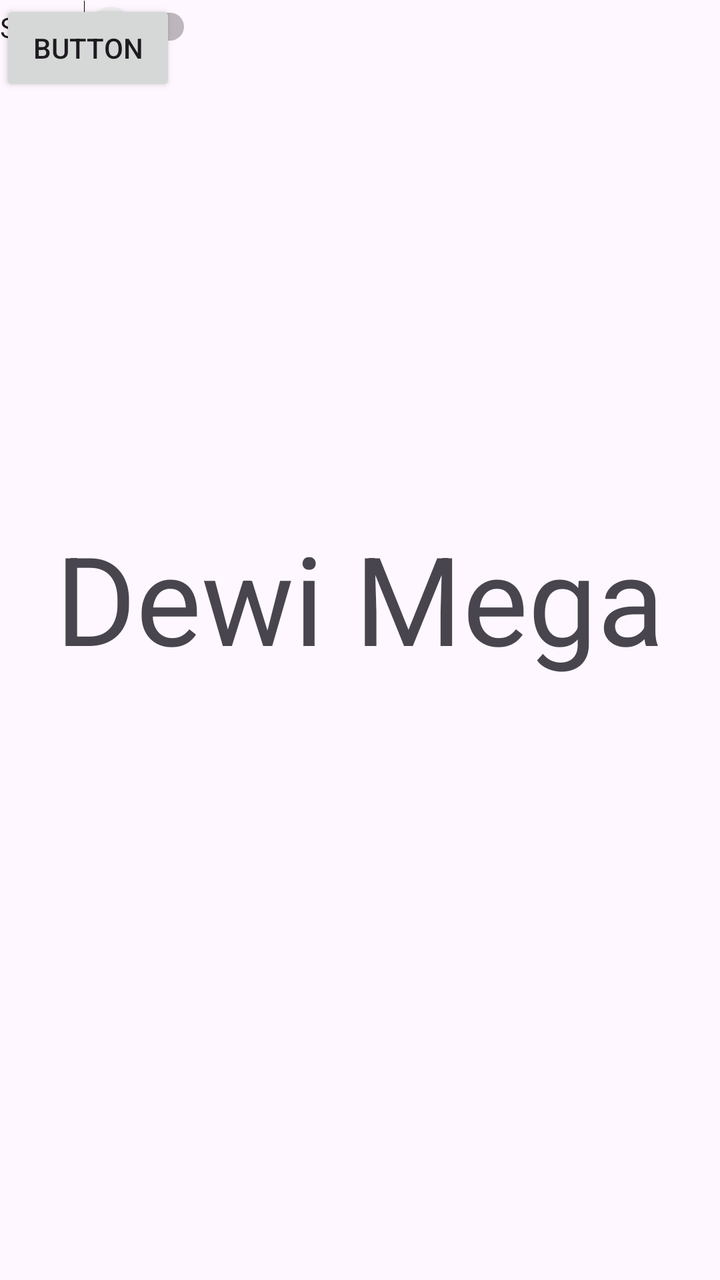
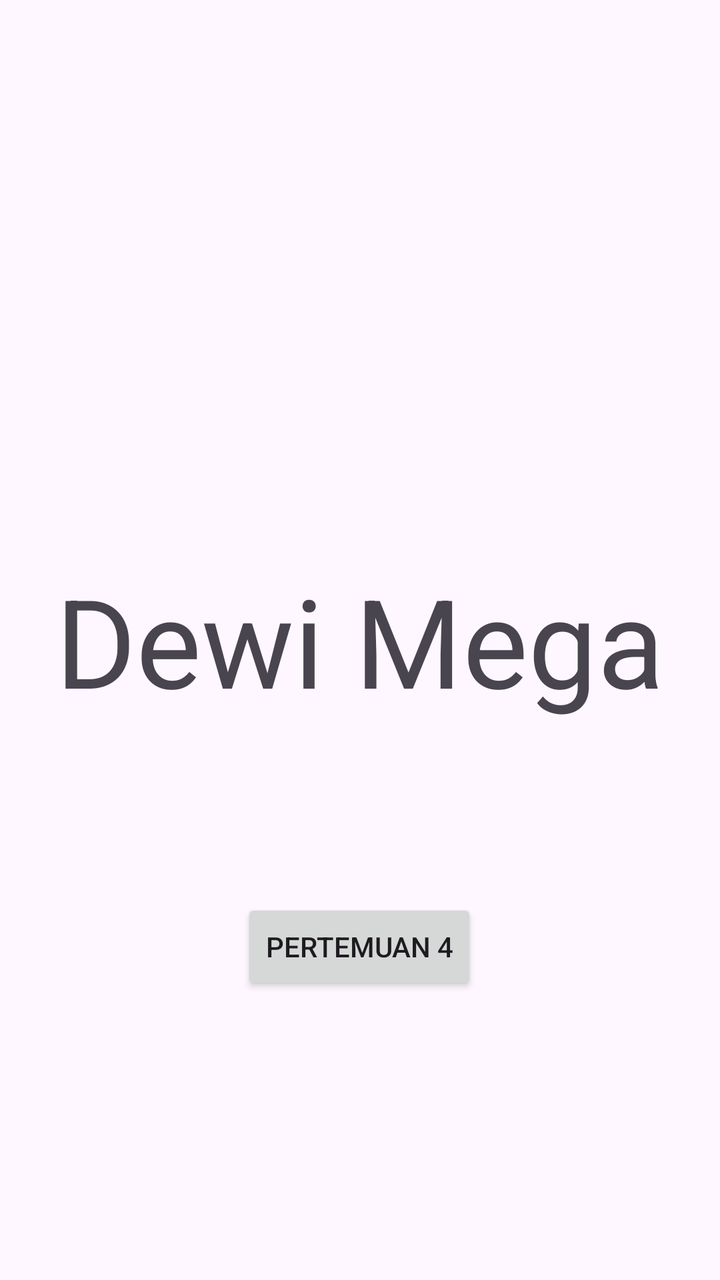

Two renders of the same Android screen: before a commit and after it. Below are the layout's source before the change and the commit's diff.
<!-- AndroidManifest.xml: application theme Theme.DonApps -->
<!-- res/layout/activity_main.xml -->
<?xml version="1.0" encoding="utf-8"?>
<androidx.constraintlayout.widget.ConstraintLayout xmlns:android="http://schemas.android.com/apk/res/android"
    xmlns:app="http://schemas.android.com/apk/res-auto"
    xmlns:tools="http://schemas.android.com/tools"
    android:id="@+id/main"
    android:layout_width="match_parent"
    android:layout_height="match_parent"
    tools:context=".MainActivity">

    <TextView
        android:layout_width="wrap_content"
        android:layout_height="wrap_content"
        android:text="Dewi Mega"
        android:textSize="30pt"
        app:layout_constraintBottom_toBottomOf="parent"
        app:layout_constraintEnd_toEndOf="parent"
        app:layout_constraintStart_toStartOf="parent"
        app:layout_constraintTop_toTopOf="parent"
        app:layout_constraintVertical_bias="0.462" />

    <Button
        android:id="@+id/button"
        android:layout_width="wrap_content"
        android:layout_height="wrap_content"
        android:text="Button"
        tools:layout_editor_absoluteX="263dp"
        tools:layout_editor_absoluteY="598dp" />

    <Switch
        android:id="@+id/switch1"
        android:layout_width="wrap_content"
        android:layout_height="wrap_content"
        android:text="Switch"
        tools:layout_editor_absoluteX="229dp"
        tools:layout_editor_absoluteY="441dp" />

</androidx.constraintlayout.widget.ConstraintLayout>
<!-- resources referenced by this layout -->
<resources>
  <style name="Theme.DonApps" parent="Base.Theme.DonApps" />
  <style name="Base.Theme.DonApps" parent="Theme.Material3.DayNight.NoActionBar">
          
          
      </style>
</resources>

<!-- the commit's change to res/layout/activity_main.xml (unified diff, before → after) -->
@@ -8,6 +8,7 @@
     tools:context=".MainActivity">
 
     <TextView
+        android:id="@+id/textView"
         android:layout_width="wrap_content"
         android:layout_height="wrap_content"
         android:text="Dewi Mega"
@@ -15,23 +16,18 @@
         app:layout_constraintBottom_toBottomOf="parent"
         app:layout_constraintEnd_toEndOf="parent"
         app:layout_constraintStart_toStartOf="parent"
-        app:layout_constraintTop_toTopOf="parent"
-        app:layout_constraintVertical_bias="0.462" />
+        app:layout_constraintTop_toTopOf="parent" />
 
     <Button
-        android:id="@+id/button"
+        android:id="@+id/btnToFourth"
         android:layout_width="wrap_content"
         android:layout_height="wrap_content"
-        android:text="Button"
-        tools:layout_editor_absoluteX="263dp"
-        tools:layout_editor_absoluteY="598dp" />
+        android:layout_marginTop="88dp"
+        android:text="pertemuan 4"
+        app:layout_constraintEnd_toEndOf="parent"
+        app:layout_constraintHorizontal_bias="0.498"
+        app:layout_constraintStart_toStartOf="parent"
+        app:layout_constraintTop_toBottomOf="@+id/textView" />
 
-    <Switch
-        android:id="@+id/switch1"
-        android:layout_width="wrap_content"
-        android:layout_height="wrap_content"
-        android:text="Switch"
-        tools:layout_editor_absoluteX="229dp"
-        tools:layout_editor_absoluteY="441dp" />
 
 </androidx.constraintlayout.widget.ConstraintLayout>
